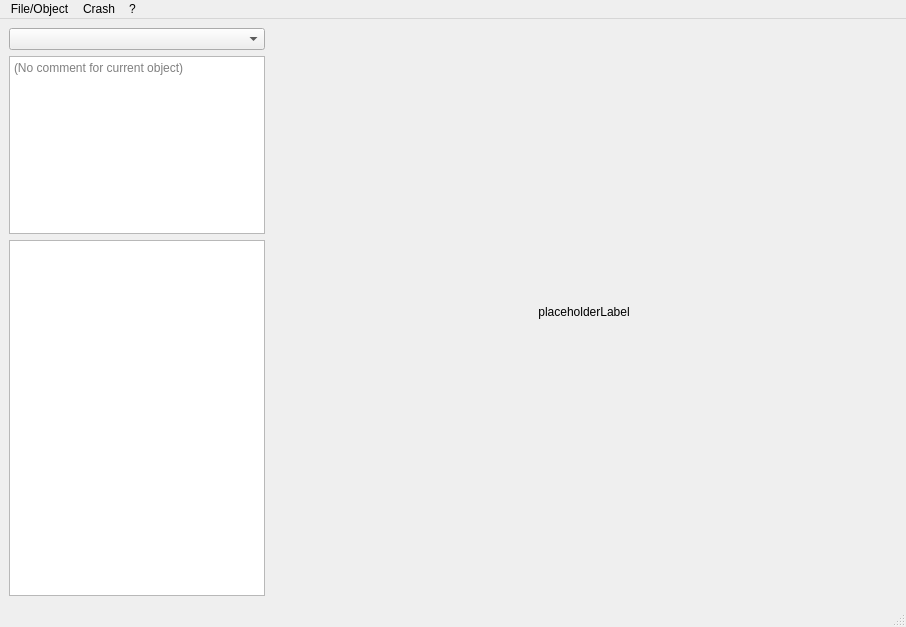
Qt form src/gui/EditorWindow.ui (xushengj/PrepPipe) before a commit.
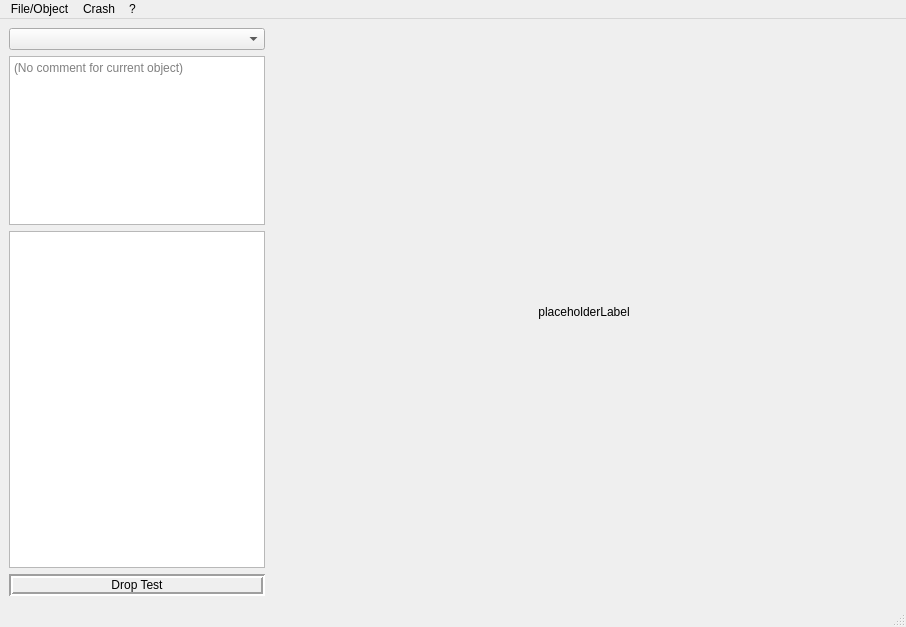
The same form after that commit. Custom widgets are drawn as their Qt base class.

Commit message: Added Drag&Drop between EditorWindow and ExecuteWindow (via ObjectTreeWidget); added output handling for ExecuteWindow

Diff of the .ui file:
```diff
--- a/src/gui/EditorWindow.ui
+++ b/src/gui/EditorWindow.ui
@@ -16,7 +16,7 @@
   <widget class="QWidget" name="centralwidget">
    <layout class="QHBoxLayout" name="horizontalLayout" stretch="0,1">
     <item>
-     <layout class="QVBoxLayout" name="verticalLayout" stretch="0,1,2">
+     <layout class="QVBoxLayout" name="verticalLayout" stretch="0,1,2,0">
       <item>
        <widget class="QComboBox" name="currentObjectComboBox">
         <property name="sizePolicy">
@@ -64,6 +64,31 @@
         </column>
        </widget>
       </item>
+      <item>
+       <widget class="DropTestLabel" name="dropTestLabel">
+        <property name="sizePolicy">
+         <sizepolicy hsizetype="Expanding" vsizetype="Fixed">
+          <horstretch>0</horstretch>
+          <verstretch>0</verstretch>
+         </sizepolicy>
+        </property>
+        <property name="frameShape">
+         <enum>QFrame::Box</enum>
+        </property>
+        <property name="frameShadow">
+         <enum>QFrame::Sunken</enum>
+        </property>
+        <property name="lineWidth">
+         <number>2</number>
+        </property>
+        <property name="text">
+         <string>Drop Test</string>
+        </property>
+        <property name="alignment">
+         <set>Qt::AlignCenter</set>
+        </property>
+       </widget>
+      </item>
      </layout>
     </item>
     <item>
@@ -195,6 +220,11 @@
    <extends>QTreeWidget</extends>
    <header>src/gui/ObjectTreeWidget.h</header>
   </customwidget>
+  <customwidget>
+   <class>DropTestLabel</class>
+   <extends>QLabel</extends>
+   <header>src/gui/DropTestLabel.h</header>
+  </customwidget>
  </customwidgets>
  <resources/>
  <connections/>
```
Left out of the diff: 5 changed lines with no effect on the pictures. The commit also changes 15 other files.
